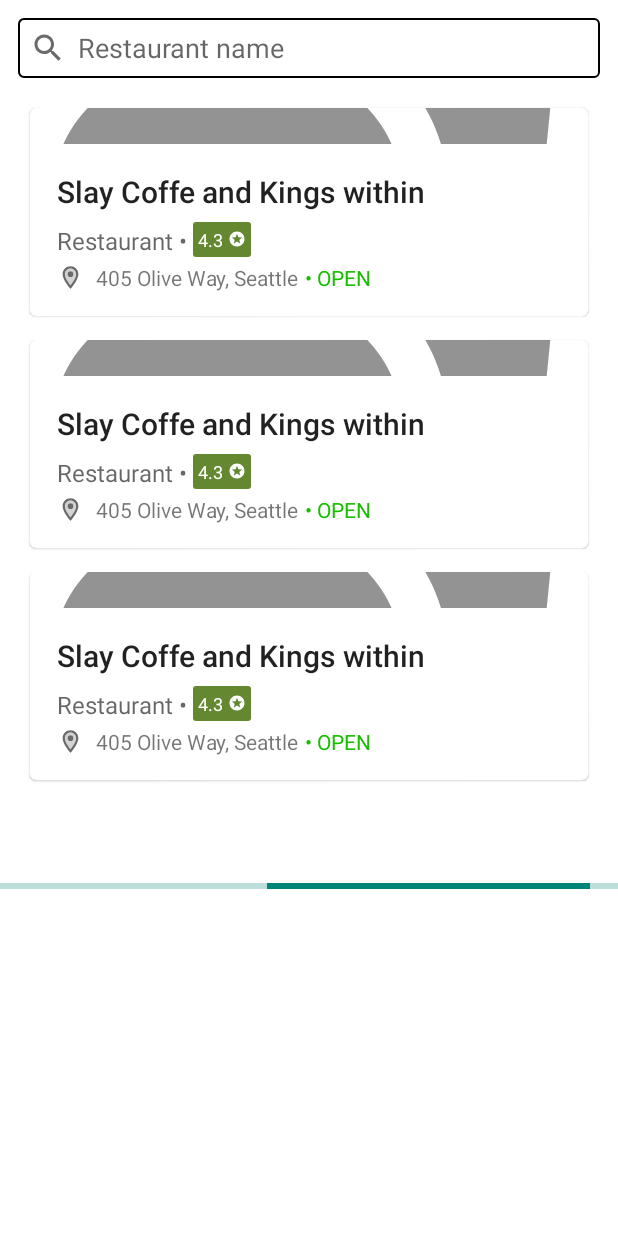
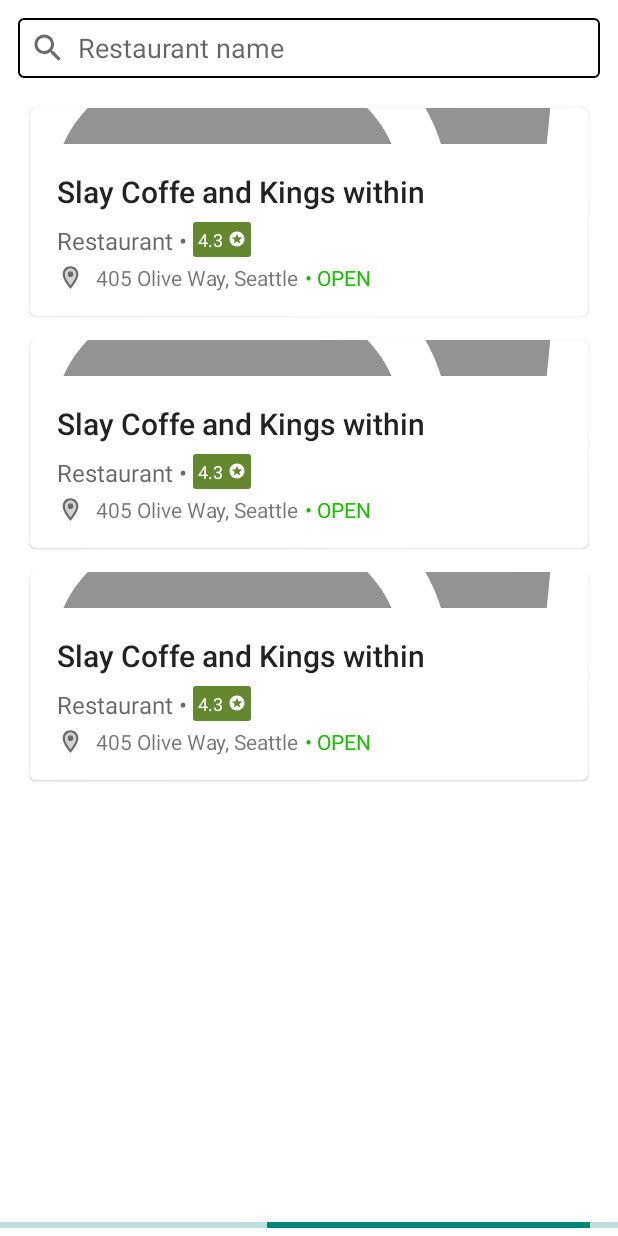
Before and after one commit to thejer/nearby-retaurants, an Android app: the layout activity_restaurants.xml on its own in the app's theme, with its tools: preview values and no code run, on a phone screen of 412 x 824 dp. Run offline under Robolectric (Android 15) with nearby library versions, the phone set to English and light mode, and no system bars.

Commit message:
clean ups

```diff
--- a/app/src/main/java/org/codejudge/android/restaurantslist/RestaurantsListViewModel.kt
+++ b/app/src/main/java/org/codejudge/android/restaurantslist/RestaurantsListViewModel.kt
@@ -32,6 +32,7 @@ class RestaurantsListViewModel @Inject constructor(
             when (val result = restaurantsRepository.getAllRestaurants()) {
                 is Result.Success -> {
                     _isLoading.value = false
+                    result.data.results.removeAt(0)
                     _restaurants.value = result.data.results
                 }
                 is Result.Error -> {
--- a/app/src/main/res/layout/activity_restaurants.xml
+++ b/app/src/main/res/layout/activity_restaurants.xml
@@ -8,13 +8,10 @@
             name="viewModel"
             type="org.codejudge.android.restaurantslist.RestaurantsListViewModel" />
     </data>
-<ScrollView
-    android:layout_width="match_parent"
-    android:layout_height="match_parent">
 
     <androidx.constraintlayout.widget.ConstraintLayout
         android:layout_width="match_parent"
-        android:layout_height="wrap_content"
+        android:layout_height="match_parent"
         tools:context=".restaurantslist.RestaurantsListActivity">
 
         <EditText
@@ -66,6 +63,4 @@
 
     </androidx.constraintlayout.widget.ConstraintLayout>
 
-</ScrollView>
-
 </layout>
```
